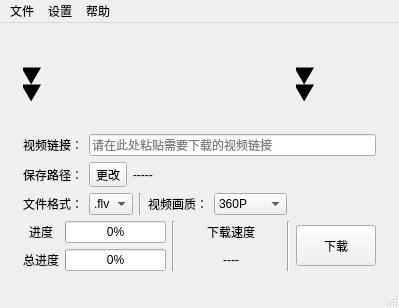
laorange/bilibili_downloader, file main.ui: the form before one commit.
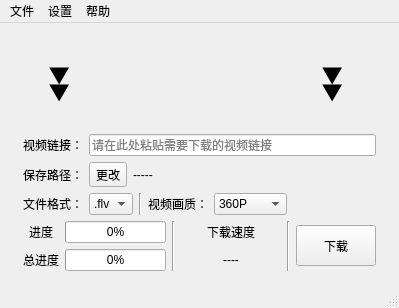
The form after the commit. Icons and pictures are not drawn.

Diff of the .ui file:
```diff
--- a/main.ui
+++ b/main.ui
@@ -85,6 +85,9 @@
           <property name="text">
            <string>⏬</string>
           </property>
+          <property name="alignment">
+           <set>Qt::AlignCenter</set>
+          </property>
          </widget>
         </item>
         <item>
@@ -141,6 +144,12 @@
           <property name="scaledContents">
            <bool>false</bool>
           </property>
+          <property name="alignment">
+           <set>Qt::AlignCenter</set>
+          </property>
+          <property name="wordWrap">
+           <bool>false</bool>
+          </property>
          </widget>
         </item>
         <item>
```
Left out of the diff: 9 changed lines with no effect on the pictures.
